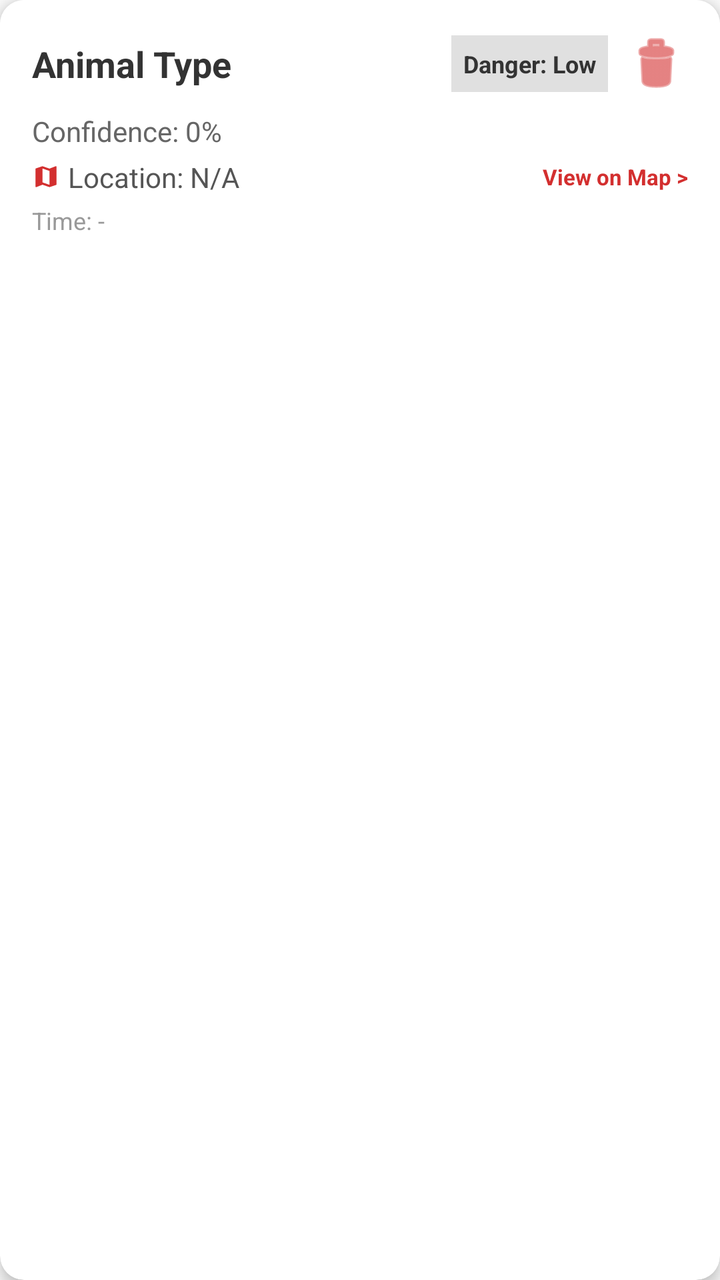
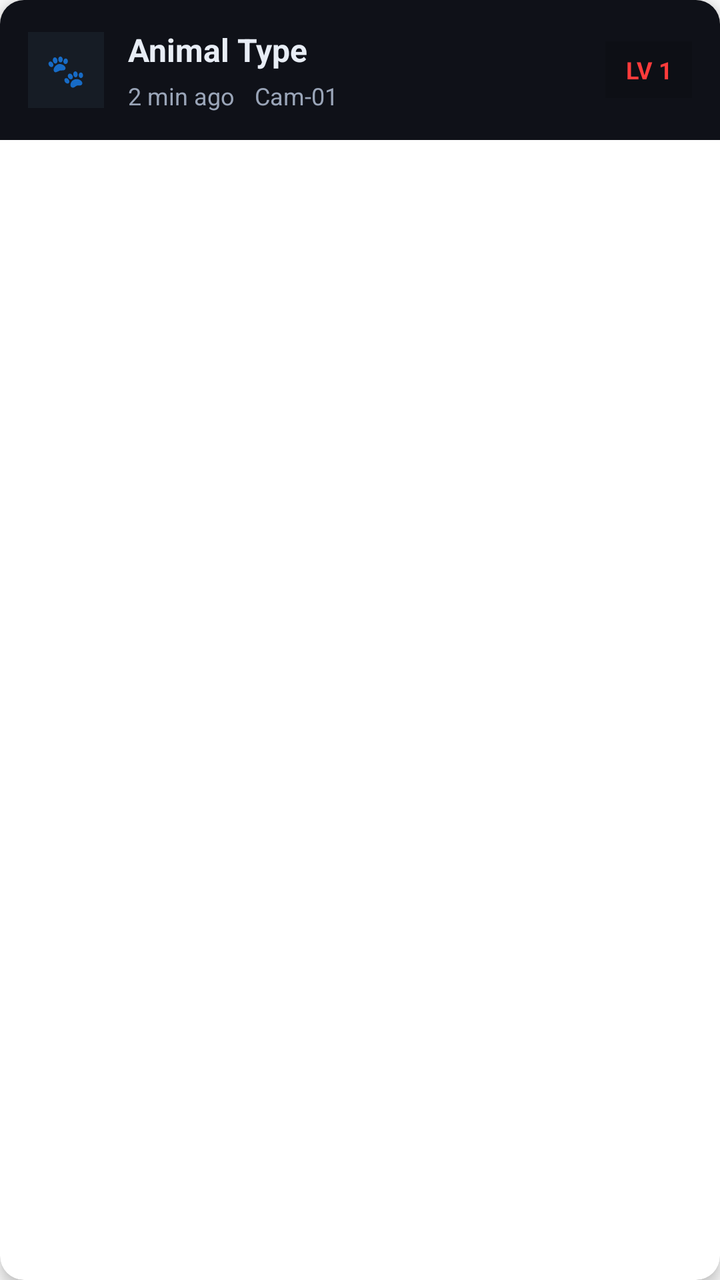

Before-and-after screenshots of an Android layout around one commit, followed by the original layout XML and the change that was made.
<!-- AndroidManifest.xml: application theme Theme.AnimalAlert -->
<!-- res/layout/item_detection.xml -->
<?xml version="1.0" encoding="utf-8"?>
<androidx.cardview.widget.CardView xmlns:android="http://schemas.android.com/apk/res/android"
    xmlns:app="http://schemas.android.com/apk/res-auto"
    android:id="@+id/cardDetection"
    android:layout_width="match_parent"
    android:layout_height="wrap_content"
    android:layout_marginBottom="12dp"
    app:cardCornerRadius="12dp"
    app:cardElevation="4dp"
    android:clickable="true"
    android:focusable="true"
    android:foreground="?android:attr/selectableItemBackground">

    <LinearLayout
        android:layout_width="match_parent"
        android:layout_height="wrap_content"
        android:orientation="vertical"
        android:padding="16dp"
        android:background="#FFFFFF">

        <LinearLayout
            android:layout_width="match_parent"
            android:layout_height="wrap_content"
            android:orientation="horizontal"
            android:gravity="center_vertical"
            android:layout_marginBottom="8dp">

            <TextView
                android:id="@+id/tvAnimalType"
                android:layout_width="0dp"
                android:layout_height="wrap_content"
                android:layout_weight="1"
                android:text="Animal Type"
                android:textSize="18sp"
                android:textStyle="bold"
                android:textColor="#333333" />

            <TextView
                android:id="@+id/tvDangerLevel"
                android:layout_width="wrap_content"
                android:layout_height="wrap_content"
                android:text="Danger: Low"
                android:textSize="12sp"
                android:textStyle="bold"
                android:padding="6dp"
                android:background="#E0E0E0"
                android:textColor="#333333" />

            <ImageButton
                android:id="@+id/btnDelete"
                android:layout_width="32dp"
                android:layout_height="32dp"
                android:layout_marginStart="8dp"
                android:background="?attr/selectableItemBackgroundBorderless"
                android:src="@android:drawable/ic_menu_delete"
                app:tint="#D32F2F"
                android:contentDescription="Delete detection" />
        </LinearLayout>

        <TextView
            android:id="@+id/tvConfidence"
            android:layout_width="match_parent"
            android:layout_height="wrap_content"
            android:text="Confidence: 0%"
            android:textSize="14sp"
            android:textColor="#666666"
            android:layout_marginBottom="4dp" />

        <LinearLayout
            android:layout_width="match_parent"
            android:layout_height="wrap_content"
            android:orientation="horizontal"
            android:gravity="center_vertical"
            android:layout_marginBottom="4dp">
            
            <ImageView
                android:layout_width="14dp"
                android:layout_height="14dp"
                android:layout_marginEnd="4dp"
                android:src="@drawable/ic_map"
                app:tint="#D32F2F" />

            <TextView
                android:id="@+id/tvLocation"
                android:layout_width="0dp"
                android:layout_height="wrap_content"
                android:layout_weight="1"
                android:text="Location: N/A"
                android:textSize="14sp"
                android:textColor="#555555" />
                
            <TextView
                android:layout_width="wrap_content"
                android:layout_height="wrap_content"
                android:text="View on Map >"
                android:textSize="11sp"
                android:textStyle="bold"
                android:textColor="#D32F2F" />
        </LinearLayout>

        <TextView
            android:id="@+id/tvTime"
            android:layout_width="match_parent"
            android:layout_height="wrap_content"
            android:text="Time: -"
            android:textSize="12sp"
            android:textColor="#999999" />

    </LinearLayout>
</androidx.cardview.widget.CardView>
<!-- resources referenced by this layout -->
<resources>
  <!-- drawable ic_map (drawable) -->
  <?xml version="1.0" encoding="utf-8"?>
  <vector xmlns:android="http://schemas.android.com/apk/res/android"
      android:width="24dp"
      android:height="24dp"
      android:viewportWidth="24"
      android:viewportHeight="24">
      <path
          android:fillColor="#FF000000"
          android:pathData="M20.5,3l-0.16,0.03L15,5.1L9,3L3.36,4.9c-0.21,0.07 -0.36,0.25 -0.36,0.48V20.5c0,0.28 0.22,0.5 0.5,0.5l0.16,-0.03L9,18.9l6,2.1l5.64,-1.9c0.21,-0.07 0.36,-0.25 0.36,-0.48V3.5c0,-0.28 -0.22,-0.5 -0.5,-0.5zM15,19l-6,-2.11V5l6,2.11V19z"/>
  </vector>
  <style name="Theme.AnimalAlert" parent="Theme.AppCompat.Light.NoActionBar">
          <item name="colorPrimary">@color/purple_500</item>
          <item name="colorPrimaryDark">@color/purple_700</item>
          <item name="colorAccent">@color/teal_200</item>
          <item name="android:statusBarColor">@color/purple_700</item>
      </style>
  <color name="purple_500">#7944C7</color>
  <color name="purple_700">#3700B3</color>
  <color name="teal_200">#03DAC5</color>
</resources>

<!-- the commit's change to res/layout/item_detection.xml (unified diff, before → after) -->
@@ -14,97 +14,101 @@
     <LinearLayout
         android:layout_width="match_parent"
         android:layout_height="wrap_content"
-        android:orientation="vertical"
-        android:padding="16dp"
-        android:background="#FFFFFF">
+        android:orientation="horizontal"
+        android:padding="14dp"
+        android:background="#0F1118"
+        android:gravity="center_vertical">
+
+        <TextView
+            android:id="@+id/tvDetIcon"
+            android:layout_width="38dp"
+            android:layout_height="38dp"
+            android:gravity="center"
+            android:text="🐾"
+            android:textSize="16sp"
+            android:textColor="#E8EDF5"
+            android:background="#161C25"
+            android:padding="0dp"
+            android:layout_marginEnd="12dp"
+            android:layout_gravity="center_vertical" />
 
         <LinearLayout
-            android:layout_width="match_parent"
+            android:layout_width="0dp"
             android:layout_height="wrap_content"
-            android:orientation="horizontal"
-            android:gravity="center_vertical"
-            android:layout_marginBottom="8dp">
+            android:layout_weight="1"
+            android:orientation="vertical">
 
             <TextView
                 android:id="@+id/tvAnimalType"
-                android:layout_width="0dp"
-                android:layout_height="wrap_content"
-                android:layout_weight="1"
-                android:text="Animal Type"
-                android:textSize="18sp"
-                android:textStyle="bold"
-                android:textColor="#333333" />
-
-            <TextView
-                android:id="@+id/tvDangerLevel"
                 android:layout_width="wrap_content"
                 android:layout_height="wrap_content"
-                android:text="Danger: Low"
-                android:textSize="12sp"
+                android:text="Animal Type"
+                android:textSize="16sp"
                 android:textStyle="bold"
-                android:padding="6dp"
-                android:background="#E0E0E0"
-                android:textColor="#333333" />
+                android:textColor="#E8EDF5"
+                android:maxLines="1"
+                android:ellipsize="end" />
 
-            <ImageButton
-                android:id="@+id/btnDelete"
-                android:layout_width="32dp"
-                android:layout_height="32dp"
-                android:layout_marginStart="8dp"
-                android:background="?attr/selectableItemBackgroundBorderless"
-                android:src="@android:drawable/ic_menu_delete"
-                app:tint="#D32F2F"
-                android:contentDescription="Delete detection" />
+            <LinearLayout
+                android:layout_width="wrap_content"
+                android:layout_height="wrap_content"
+                android:orientation="horizontal"
+                android:layout_marginTop="4dp">
+
+                <TextView
+                    android:id="@+id/tvTime"
+                    android:layout_width="wrap_content"
+                    android:layout_height="wrap_content"
+                    android:text="2 min ago"
+                    android:textSize="12sp"
+                    android:textColor="#9AA5B8" />
+
+                <TextView
+                    android:id="@+id/tvLocation"
+                    android:layout_width="wrap_content"
+                    android:layout_height="wrap_content"
+                    android:text="Cam-01"
+                    android:textSize="12sp"
+                    android:textColor="#9AA5B8"
+                    android:layout_marginStart="10dp" />
+            </LinearLayout>
         </LinearLayout>
 
         <TextView
+            android:id="@+id/tvDangerLevel"
+            android:layout_width="wrap_content"
+            android:layout_height="wrap_content"
+            android:text="LV 1"
+            android:textSize="12sp"
+            android:textStyle="bold"
+            android:paddingLeft="10dp"
+            android:paddingRight="10dp"
+            android:paddingTop="6dp"
+            android:paddingBottom="6dp"
+            android:layout_gravity="center_vertical"
+            android:textColor="#FF3B3B"
+            android:background="#22000000"
+            android:gravity="center"
+            android:layout_marginStart="12dp" />
+
+        <ImageButton
+            android:id="@+id/btnDelete"
+            android:layout_width="32dp"
+            android:layout_height="32dp"
+            android:layout_marginStart="8dp"
+            android:background="?attr/selectableItemBackgroundBorderless"
+            android:src="@android:drawable/ic_menu_delete"
+            app:tint="#D32F2F"
+            android:contentDescription="Delete detection"
+            android:visibility="gone" />
+
+        <TextView
             android:id="@+id/tvConfidence"
-            android:layout_width="match_parent"
+            android:layout_width="wrap_content"
             android:layout_height="wrap_content"
             android:text="Confidence: 0%"
-            android:textSize="14sp"
-            android:textColor="#666666"
-            android:layout_marginBottom="4dp" />
-
-        <LinearLayout
-            android:layout_width="match_parent"
-            android:layout_height="wrap_content"
-            android:orientation="horizontal"
-            android:gravity="center_vertical"
-            android:layout_marginBottom="4dp">
-            
-            <ImageView
-                android:layout_width="14dp"
-                android:layout_height="14dp"
-                android:layout_marginEnd="4dp"
-                android:src="@drawable/ic_map"
-                app:tint="#D32F2F" />
-
-            <TextView
-                android:id="@+id/tvLocation"
-                android:layout_width="0dp"
-                android:layout_height="wrap_content"
-                android:layout_weight="1"
-                android:text="Location: N/A"
-                android:textSize="14sp"
-                android:textColor="#555555" />
-                
-            <TextView
-                android:layout_width="wrap_content"
-                android:layout_height="wrap_content"
-                android:text="View on Map >"
-                android:textSize="11sp"
-                android:textStyle="bold"
-                android:textColor="#D32F2F" />
-        </LinearLayout>
-
-        <TextView
-            android:id="@+id/tvTime"
-            android:layout_width="match_parent"
-            android:layout_height="wrap_content"
-            android:text="Time: -"
             android:textSize="12sp"
-            android:textColor="#999999" />
-
+            android:textColor="#9AA5B8"
+            android:visibility="gone" />
     </LinearLayout>
 </androidx.cardview.widget.CardView>
<!-- resource entries referenced after the edit -->
@@ -1,24 +1,10 @@
 <!-- resources referenced by this layout -->
 <resources>
-  <!-- drawable ic_map (drawable) -->
-  <?xml version="1.0" encoding="utf-8"?>
-  <vector xmlns:android="http://schemas.android.com/apk/res/android"
-      android:width="24dp"
-      android:height="24dp"
-      android:viewportWidth="24"
-      android:viewportHeight="24">
-      <path
-          android:fillColor="#FF000000"
-          android:pathData="M20.5,3l-0.16,0.03L15,5.1L9,3L3.36,4.9c-0.21,0.07 -0.36,0.25 -0.36,0.48V20.5c0,0.28 0.22,0.5 0.5,0.5l0.16,-0.03L9,18.9l6,2.1l5.64,-1.9c0.21,-0.07 0.36,-0.25 0.36,-0.48V3.5c0,-0.28 -0.22,-0.5 -0.5,-0.5zM15,19l-6,-2.11V5l6,2.11V19z"/>
-  </vector>
-  <style name="Theme.AnimalAlert" parent="Theme.AppCompat.Light.NoActionBar">
-          <item name="colorPrimary">@color/purple_500</item>
-          <item name="colorPrimaryDark">@color/purple_700</item>
-          <item name="colorAccent">@color/teal_200</item>
-          <item name="android:statusBarColor">@color/purple_700</item>
+  <style name="Theme.AnimalAlert" parent="Theme.AppCompat.DayNight.NoActionBar">
+          <item name="colorPrimary">#0F1520</item>
+          <item name="colorPrimaryDark">#0A0C10</item>
+          <item name="colorAccent">#00E87A</item>
+          <item name="android:statusBarColor">#0A0C10</item>
       </style>
-  <color name="purple_500">#7944C7</color>
-  <color name="purple_700">#3700B3</color>
-  <color name="teal_200">#03DAC5</color>
 </resources>
 
